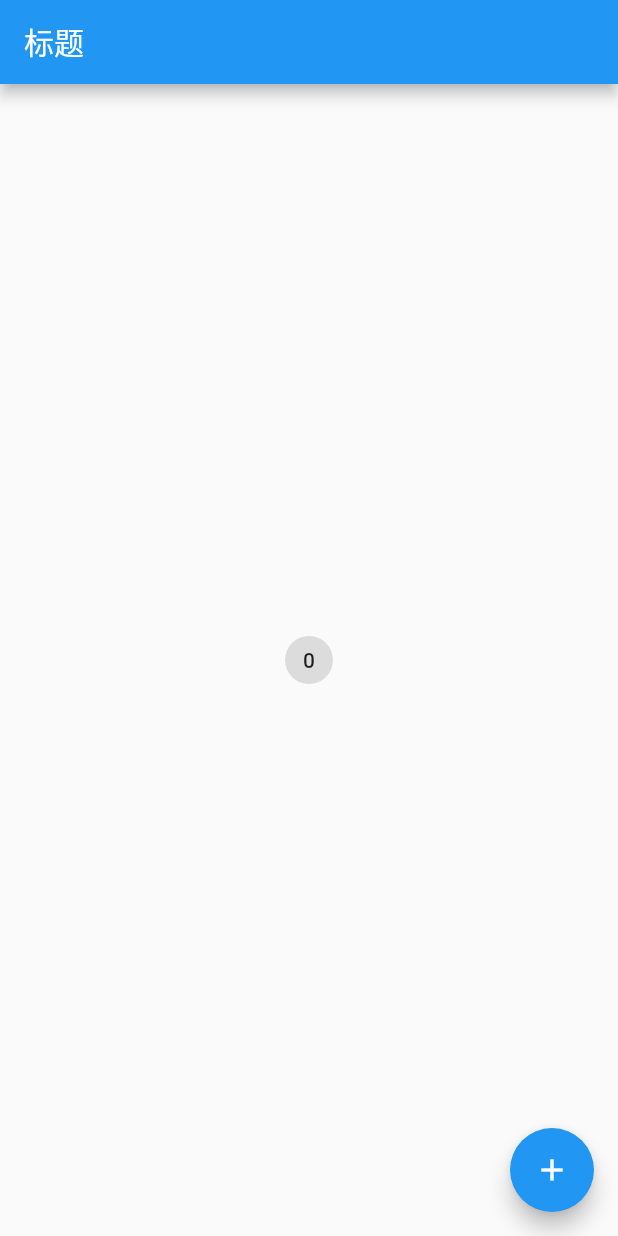
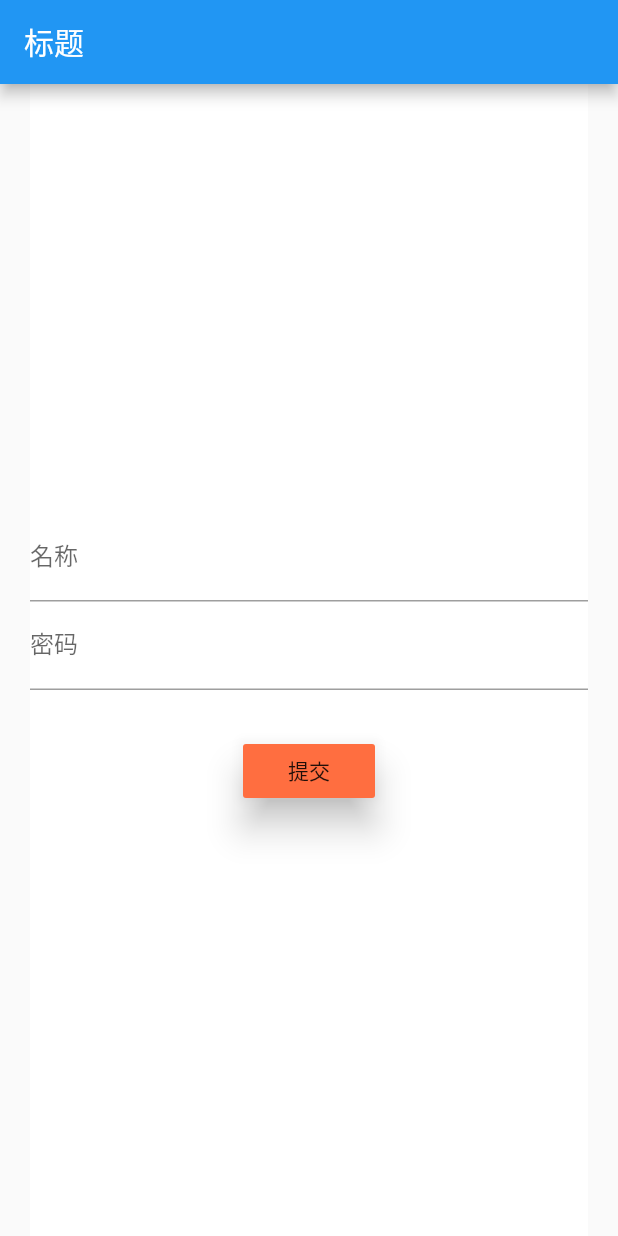
Before and after one commit to xieyalong/flutter_app, a Flutter app: the screen it shows after launch, on a phone screen of 412 x 824 dp. Run offline on Flutter 3.47's test engine with Material 2 defaults, Android fonts, the phone set to English and light mode, and no system bars.

Commit message:
在家19-5-21

```diff
--- /dev/null
+++ b/lib/flutter/PageFormField.dart
@@ -0,0 +1,81 @@
+import 'package:flutter/material.dart';
+
+class PageFormField extends StatefulWidget{
+  @override
+  State<StatefulWidget> createState() {
+    return new PageFormFieldState();
+  }
+}
+class PageFormFieldState extends State<PageFormField>{
+  //管理表单的数据
+  var gk=GlobalKey<FormState>();
+
+  String _name,_pwd;
+  //按钮提交获取的数据
+  void sumtiData(){
+    //保存表单里面填写的数据
+    gk.currentState.save();
+    print('>]name=${this._name},pwd=${this._pwd}');
+  }
+  @override
+  Widget build(BuildContext context) {
+    /**
+     * form组件
+     */
+    return Form(
+      key: gk,
+      child:  Container(
+        color: Colors.white,
+        margin: EdgeInsets.fromLTRB(20, 0, 20, 0),
+        child: Column(
+          mainAxisAlignment: MainAxisAlignment.center,
+          children: <Widget>[
+            /*
+            TextFormField这个也是输入框
+             */
+            TextFormField(
+              /*
+             效果为：
+             “输入内容标题
+             这是输入文字的地方
+             下划线”
+              */
+              decoration: InputDecoration(
+                labelText: '名称',
+              ),
+              //v=输入框内的数据
+              onSaved: (v){
+                print('>=onSaved=${v}');
+                this._name=v;
+              },
+            ),
+            TextFormField(
+              decoration: InputDecoration(
+                labelText: '密码',
+              ),
+              //输入框内容不可见，会出现。。。
+              obscureText: true,
+              onSaved: (v){
+                this._pwd=v;
+              },
+            ),
+            //按钮和上边两个输入框的距离
+            SizedBox(
+              height: 30,
+            ),
+            RaisedButton(
+              //背景颜色
+              color: Colors.deepOrangeAccent,
+              //阴影覆盖区
+              elevation: 10.0,
+              child: Text('提交'),
+//            单机事件
+              onPressed: sumtiData,
+            ),
+          ],
+        ),
+      ),
+    );
+  }
+
+}
--- a/lib/main.dart
+++ b/lib/main.dart
@@ -1,6 +1,8 @@
 import 'package:flutter/material.dart';
 //import 'flutter/PageTextField.dart';
 import 'flutter/PageStatefulWidgetBindingData.dart';
+import 'flutter/PageStatefulWidget2.dart';
+import 'flutter/PageFormField.dart';
 void main() => runApp(MyApp());
 
 class MyApp extends  StatelessWidget{
@@ -12,7 +14,7 @@ class MyApp extends  StatelessWidget{
         appBar: new AppBar(
           title: new Text('标题'),
         ),
-          body:PageStatefulWidgetBindingData()
+          body:Home(),
       ),
     );
   }
@@ -21,16 +23,7 @@ class Home extends  StatelessWidget{
   @override
   Widget build(BuildContext context) {//此时的context=MyApp
     return  new Scaffold(
-        body:Column(
-          children: <Widget>[
-            RaisedButton(
-              onPressed: (){
-               // Navigator.push(context, MaterialPageRoute(builder: (context)=>PageStatefulWidget()));
-              },
-              child: Text('tz'),
-            )
-          ],
-        )
+        body:PageFormField()
     );
   }
 }
```
Also changed, not shown: lib/flutter/PageStatefulWidget2.dart (added, +19 -0 lines), lib/flutter/PageTextField.dart (+69 -29 lines).
